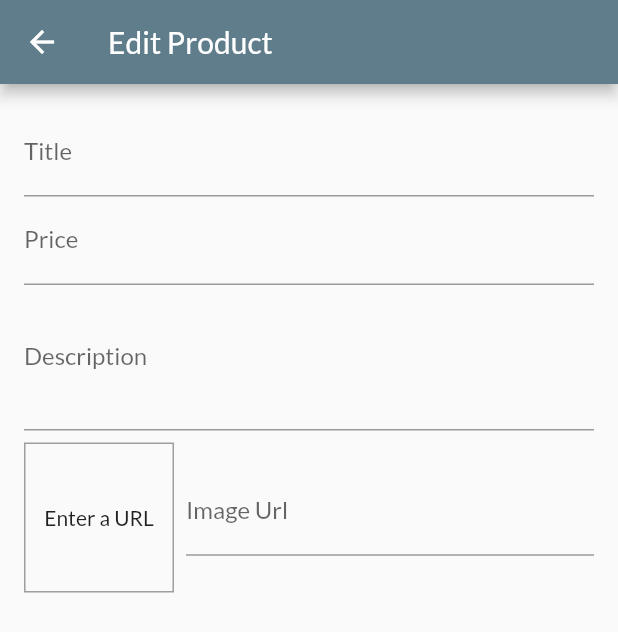
After one commit to samikmaharjan55/Shop-Venue, a Flutter app: the EditProductScreen screen opened by its route, on a phone screen of 412 x 824 dp. The commit adds this screen. Shown: the top 632 px of the screen. Run offline on Flutter 3.47's test engine with Material 2 defaults, Android fonts, the phone set to English and light mode, and no system bars; network calls fail.

Commit message:
Userand edit Product Screen

```diff
--- a/lib/main.dart
+++ b/lib/main.dart
@@ -4,6 +4,7 @@
 import 'package:shop_venue/model/orders.dart';
 import 'package:shop_venue/model/products.dart';
 import 'package:shop_venue/screens/cart_screen.dart';
+import 'package:shop_venue/screens/edit_product_screen.dart';
 import 'package:shop_venue/screens/order_screen.dart';
 import 'package:shop_venue/screens/product_details_screen.dart';
 import 'package:shop_venue/screens/produt_overview_screen.dart';
@@ -46,6 +47,7 @@
           CartScreen.routeName: (ctx) => const CartScreen(),
           OrderScreen.routeName: (ctx) => const OrderScreen(),
           UserProductScreen.routeName: (ctx) => const UserProductScreen(),
+          EditProductScreen.routeName: (ctx) => const EditProductScreen(),
         },
       ),
     );
--- a/lib/model/products.dart
+++ b/lib/model/products.dart
@@ -28,7 +28,7 @@
             "https://cdn.mos.cms.futurecdn.net/6t8Zh249QiFmVnkQdCCtHK.jpg",
         isFavourite: false),
     Product(
-        id: "four",
+        id: "fourth",
         title: "T-Shirt",
         price: 1000,
         description: "A red color tshirt you can wear at any occassion.",
--- /dev/null
+++ b/lib/screens/edit_product_screen.dart
@@ -0,0 +1,112 @@
+import 'package:flutter/material.dart';
+
+class EditProductScreen extends StatefulWidget {
+  static const String routeName = "/edit_product_screen";
+  const EditProductScreen({super.key});
+
+  @override
+  State<EditProductScreen> createState() => _EditProductScreenState();
+}
+
+class _EditProductScreenState extends State<EditProductScreen> {
+  final _priceFocusNode = FocusNode();
+  final _descFocusNode = FocusNode();
+  final _imgUrlFocusNode = FocusNode();
+  final _imgUrlController = TextEditingController();
+
+  @override
+  void initState() {
+    // TODO: implement initState
+    super.initState();
+    _imgUrlFocusNode.addListener(_updateImageUrl);
+  }
+
+  void _updateImageUrl() {
+    if (!_imgUrlFocusNode.hasFocus) {
+      setState(() {});
+    }
+  }
+
+  @override
+  void dispose() {
+    // TODO: implement dispose
+    super.dispose();
+    _priceFocusNode.dispose();
+    _descFocusNode.dispose();
+    _imgUrlFocusNode.dispose();
+    _imgUrlController.dispose();
+  }
+
+  @override
+  Widget build(BuildContext context) {
+    return Scaffold(
+      appBar: AppBar(
+        title: const Text('Edit Product'),
+      ),
+      body: Form(
+        child: ListView(
+          padding: const EdgeInsets.all(16),
+          children: [
+            TextFormField(
+              decoration: const InputDecoration(labelText: 'Title'),
+              textInputAction: TextInputAction.next,
+              onFieldSubmitted: (_) {
+                FocusScope.of(context).requestFocus(_priceFocusNode);
+              },
+            ),
+            TextFormField(
+              decoration: const InputDecoration(labelText: 'Price'),
+              textInputAction: TextInputAction.next,
+              keyboardType: TextInputType.number,
+              focusNode: _priceFocusNode,
+              onFieldSubmitted: (_) {
+                FocusScope.of(context).requestFocus(_descFocusNode);
+              },
+            ),
+            TextFormField(
+              decoration: const InputDecoration(labelText: 'Description'),
+              keyboardType: TextInputType.multiline,
+              maxLines: 3,
+              focusNode: _descFocusNode,
+            ),
+            Row(
+              children: [
+                Container(
+                  width: 100,
+                  height: 100,
+                  margin: EdgeInsets.only(
+                    top: 8,
+                    right: 8,
+                  ),
+                  decoration: BoxDecoration(
+                    border: Border.all(
+                      color: Colors.grey,
+                      width: 1,
+                    ),
+                  ),
+                  child: _imgUrlController.text.isEmpty
+                      ? Center(child: Text('Enter a URL'))
+                      : FittedBox(
+                          child: Image.network(
+                            _imgUrlController.text,
+                            fit: BoxFit.cover,
+                          ),
+                        ),
+                ),
+                Expanded(
+                  child: TextFormField(
+                    decoration: const InputDecoration(labelText: 'Image Url'),
+                    keyboardType: TextInputType.url,
+                    textInputAction: TextInputAction.done,
+                    focusNode: _imgUrlFocusNode,
+                    controller: _imgUrlController,
+                  ),
+                ),
+              ],
+            ),
+          ],
+        ),
+      ),
+    );
+  }
+}
--- a/lib/screens/user_product_screen.dart
+++ b/lib/screens/user_product_screen.dart
@@ -1,6 +1,7 @@
 import 'package:flutter/material.dart';
 import 'package:provider/provider.dart';
 import 'package:shop_venue/model/products.dart';
+import 'package:shop_venue/screens/edit_product_screen.dart';
 import 'package:shop_venue/widgets/app_drawer.dart';
 import 'package:shop_venue/widgets/user_product_item.dart';
 
@@ -16,7 +17,9 @@
         title: const Text("Your products"),
         actions: [
           IconButton(
-            onPressed: () {},
+            onPressed: () {
+              Navigator.pushNamed(context, EditProductScreen.routeName);
+            },
             icon: const Icon(Icons.add),
           ),
         ],
--- a/lib/widgets/user_product_item.dart
+++ b/lib/widgets/user_product_item.dart
@@ -12,7 +12,7 @@
       leading: CircleAvatar(
         backgroundImage: NetworkImage(imageUrl),
       ),
-      trailing: Container(
+      trailing: SizedBox(
         width: 100,
         child: Row(
           children: [
```
